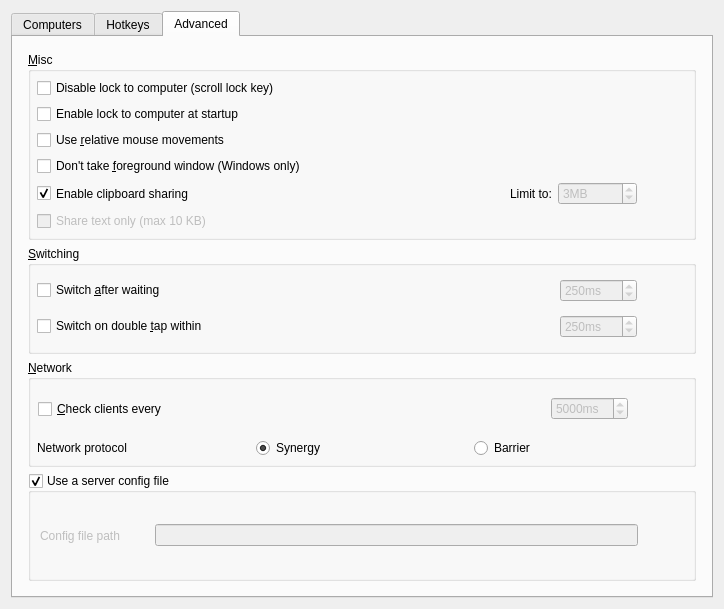
Qt form src/lib/gui/dialogs/ServerConfigDialog.ui (subeom/deskflow) before a commit.
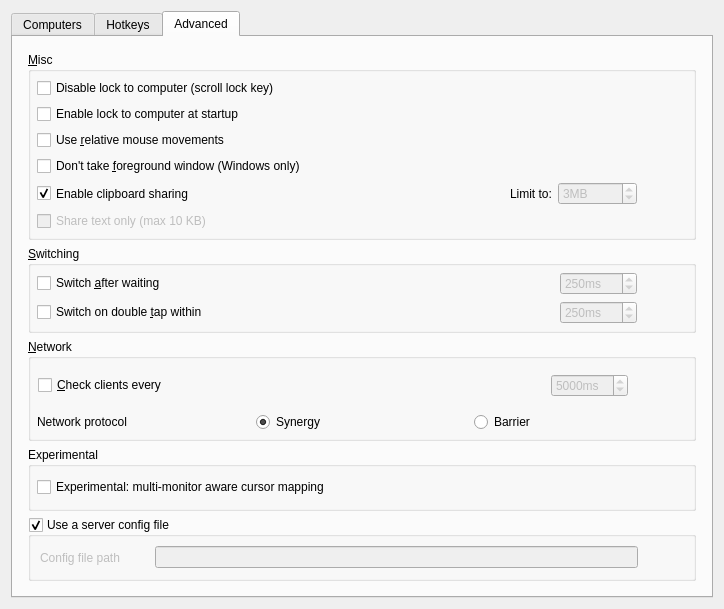
The same form after that commit. The open tabs and pages were chosen to show the change. Icons and pictures are not drawn. Custom widgets are drawn as their Qt base class.

Commit message: feat(gui): set the experiment and the monitor layout of a computer

The edit to the form file:
```diff
--- a/src/lib/gui/dialogs/ServerConfigDialog.ui
+++ b/src/lib/gui/dialogs/ServerConfigDialog.ui
@@ -776,6 +776,37 @@
          </layout>
         </widget>
        </item>
+       <item>
+        <widget class="QGroupBox" name="groupExperimental">
+         <property name="title">
+          <string>Experimental</string>
+         </property>
+         <layout class="QVBoxLayout" name="layoutExperimental">
+          <property name="leftMargin">
+           <number>6</number>
+          </property>
+          <property name="topMargin">
+           <number>6</number>
+          </property>
+          <property name="rightMargin">
+           <number>6</number>
+          </property>
+          <property name="bottomMargin">
+           <number>6</number>
+          </property>
+          <item>
+           <widget class="QCheckBox" name="cbExperimentalMultiMonitor">
+            <property name="toolTip">
+             <string>For computers whose monitors do not make up a rectangle: the pointer is put on a monitor and not in a hole, and leaves through any edge. It works for the computers that have a monitor layout (in their computer settings) that is of the screen size they report; nothing changes for the others. This is an experiment: off = Deskflow behaves exactly as before.</string>
+            </property>
+            <property name="text">
+             <string>Experimental: multi-monitor aware cursor mapping</string>
+            </property>
+           </widget>
+          </item>
+         </layout>
+        </widget>
+       </item>
        <item>
         <widget class="QGroupBox" name="groupExternalConfig">
          <property name="toolTip">
```
Left out of the diff: 1 changed line with no effect on the pictures. The commit also changes 13 other files.
